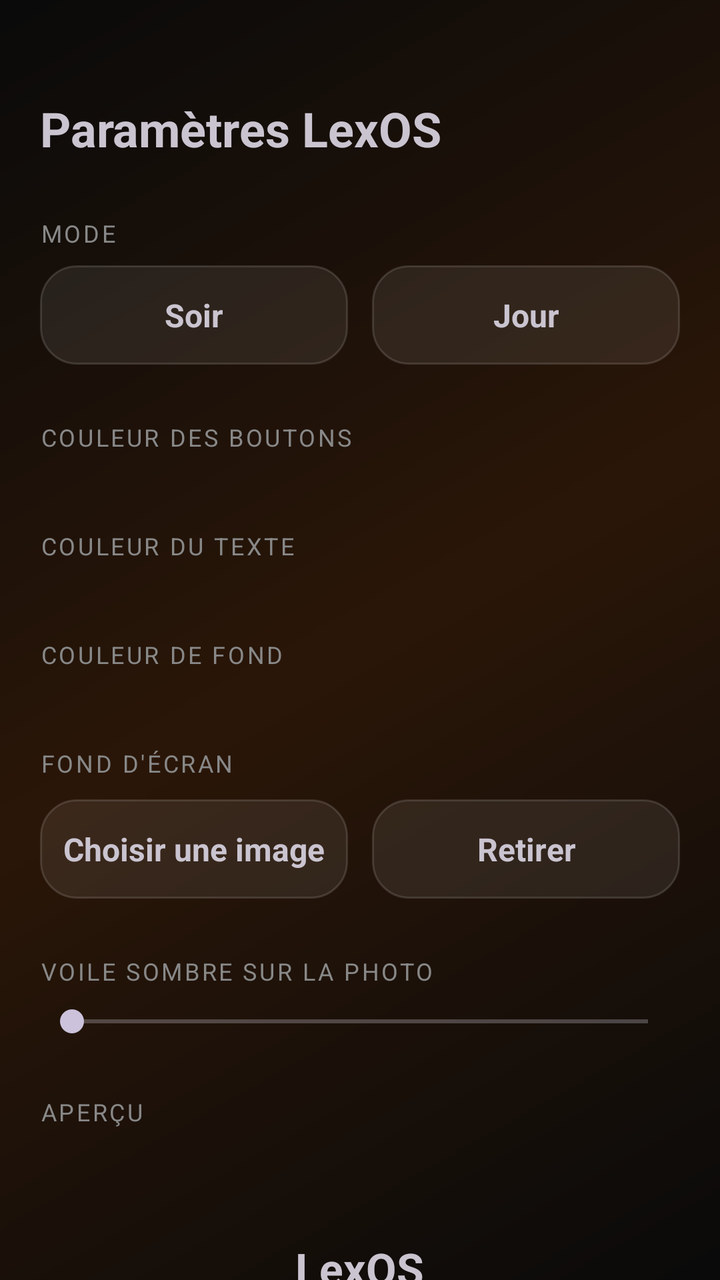
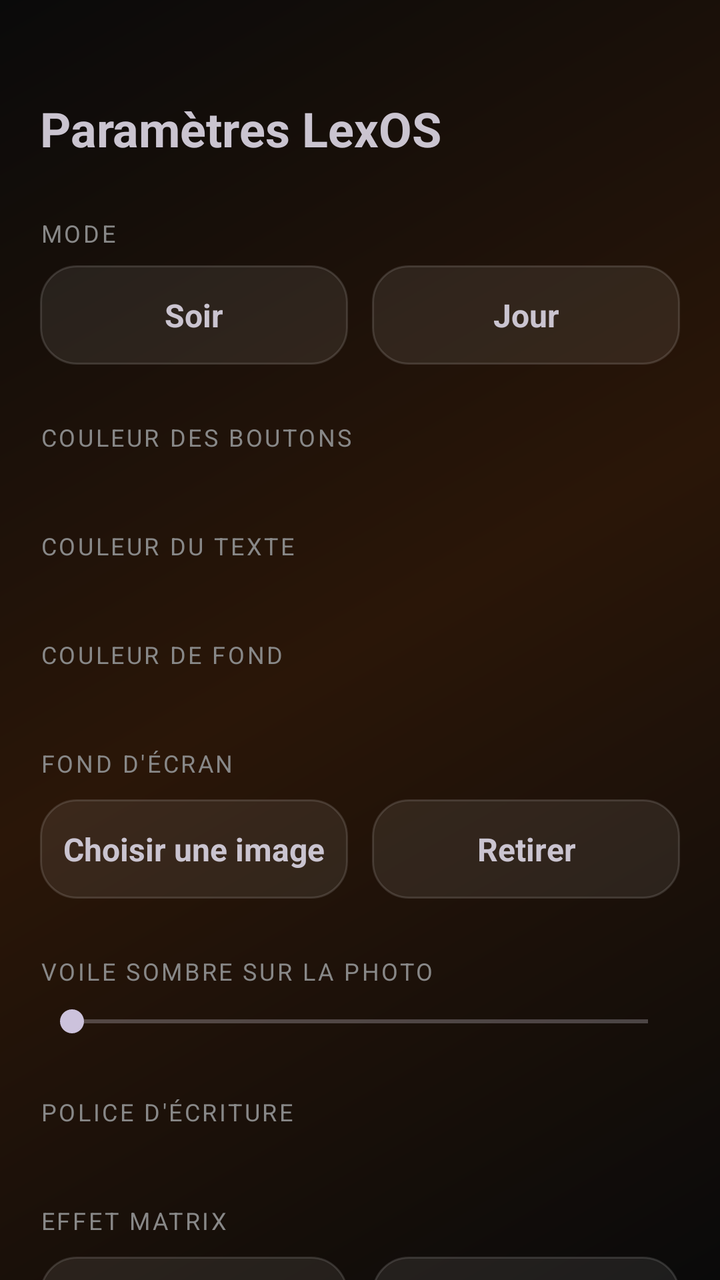

Compare the two renders of this Android layout. The source of the first and the diff that turns it into the second are given below.
<!-- AndroidManifest.xml: activity theme Theme.LexOS -->
<!-- res/layout/activity_settings.xml -->
<?xml version="1.0" encoding="utf-8"?>
<androidx.core.widget.NestedScrollView
    xmlns:android="http://schemas.android.com/apk/res/android"
    android:id="@+id/settingsRoot"
    android:layout_width="match_parent"
    android:layout_height="match_parent"
    android:fillViewport="true">

    <LinearLayout
        android:layout_width="match_parent"
        android:layout_height="wrap_content"
        android:orientation="vertical"
        android:paddingStart="20dp"
        android:paddingEnd="20dp"
        android:paddingTop="48dp"
        android:paddingBottom="48dp">

        <TextView
            android:id="@+id/settingsTitle"
            android:layout_width="wrap_content"
            android:layout_height="wrap_content"
            android:text="Paramètres LexOS"
            android:textSize="24sp"
            android:textStyle="bold" />

        
        <TextView
            android:id="@+id/lblMode"
            style="@style/SettingLabel"
            android:text="MODE" />

        <LinearLayout
            android:layout_width="match_parent"
            android:layout_height="wrap_content"
            android:orientation="horizontal"
            android:layout_marginTop="8dp">

            <TextView
                android:id="@+id/btnSoir"
                style="@style/ModeButton"
                android:text="Soir" />

            <Space
                android:layout_width="12dp"
                android:layout_height="1dp" />

            <TextView
                android:id="@+id/btnJour"
                style="@style/ModeButton"
                android:text="Jour" />
        </LinearLayout>

        
        <TextView
            android:id="@+id/lblAccent"
            style="@style/SettingLabel"
            android:text="COULEUR DES BOUTONS" />

        <LinearLayout
            android:id="@+id/accentRow"
            android:layout_width="match_parent"
            android:layout_height="wrap_content"
            android:orientation="horizontal"
            android:layout_marginTop="10dp" />

        
        <TextView
            android:id="@+id/lblText"
            style="@style/SettingLabel"
            android:text="COULEUR DU TEXTE" />

        <LinearLayout
            android:id="@+id/textRow"
            android:layout_width="match_parent"
            android:layout_height="wrap_content"
            android:orientation="horizontal"
            android:layout_marginTop="10dp" />

        
        <TextView
            android:id="@+id/lblBg"
            style="@style/SettingLabel"
            android:text="COULEUR DE FOND" />

        <LinearLayout
            android:id="@+id/bgRow"
            android:layout_width="match_parent"
            android:layout_height="wrap_content"
            android:orientation="horizontal"
            android:layout_marginTop="10dp" />

        
        <TextView
            android:id="@+id/lblWall"
            style="@style/SettingLabel"
            android:text="FOND D'ÉCRAN" />

        <LinearLayout
            android:layout_width="match_parent"
            android:layout_height="wrap_content"
            android:orientation="horizontal"
            android:layout_marginTop="10dp">

            <TextView
                android:id="@+id/btnPickImage"
                style="@style/ModeButton"
                android:text="Choisir une image" />

            <Space
                android:layout_width="12dp"
                android:layout_height="1dp" />

            <TextView
                android:id="@+id/btnClearImage"
                style="@style/ModeButton"
                android:text="Retirer" />
        </LinearLayout>

        <TextView
            android:id="@+id/lblDim"
            style="@style/SettingLabel"
            android:text="VOILE SOMBRE SUR LA PHOTO" />

        <SeekBar
            android:id="@+id/dimBar"
            android:layout_width="match_parent"
            android:layout_height="wrap_content"
            android:layout_marginTop="8dp"
            android:max="80" />

        
        <TextView
            android:id="@+id/lblPreview"
            style="@style/SettingLabel"
            android:text="APERÇU" />

        <FrameLayout
            android:id="@+id/previewCard"
            android:layout_width="match_parent"
            android:layout_height="120dp"
            android:layout_marginTop="10dp">

            <TextView
                android:id="@+id/previewText"
                android:layout_width="wrap_content"
                android:layout_height="wrap_content"
                android:layout_gravity="center"
                android:text="LexOS"
                android:textSize="22sp"
                android:textStyle="bold" />

            <TextView
                android:id="@+id/previewBtn"
                android:layout_width="wrap_content"
                android:layout_height="wrap_content"
                android:layout_gravity="bottom|center_horizontal"
                android:layout_marginBottom="14dp"
                android:paddingStart="28dp"
                android:paddingEnd="28dp"
                android:paddingTop="8dp"
                android:paddingBottom="8dp"
                android:text="Bouton"
                android:textStyle="bold" />
        </FrameLayout>

        <TextView
            android:id="@+id/btnReset"
            android:layout_width="wrap_content"
            android:layout_height="wrap_content"
            android:layout_gravity="center_horizontal"
            android:layout_marginTop="28dp"
            android:text="Réinitialiser le thème"
            android:textColor="@color/lexos_grey_dim"
            android:textSize="14sp"
            android:padding="8dp" />
    </LinearLayout>
</androidx.core.widget.NestedScrollView>
<!-- resources referenced by this layout -->
<resources>
  <color name="lexos_grey_dim">#888888</color>
  <style name="ModeButton">
          <item name="android:layout_width">0dp</item>
          <item name="android:layout_height">wrap_content</item>
          <item name="android:layout_weight">1</item>
          <item name="android:gravity">center</item>
          <item name="android:paddingTop">14dp</item>
          <item name="android:paddingBottom">14dp</item>
          <item name="android:textSize">16sp</item>
          <item name="android:textStyle">bold</item>
          <item name="android:background">@drawable/tile_app</item>
      </style>
  <style name="SettingLabel">
          <item name="android:layout_width">wrap_content</item>
          <item name="android:layout_height">wrap_content</item>
          <item name="android:layout_marginTop">28dp</item>
          <item name="android:textColor">@color/lexos_grey_dim</item>
          <item name="android:textSize">12sp</item>
          <item name="android:letterSpacing">0.1</item>
      </style>
  <style name="Theme.LexOS" parent="Theme.Material3.Dark.NoActionBar">
          <item name="android:windowBackground">@drawable/lexos_background</item>
          <item name="android:statusBarColor">@android:color/transparent</item>
          <item name="android:navigationBarColor">@android:color/transparent</item>
          <item name="android:windowLightStatusBar">false</item>
          <item name="colorPrimary">@color/lexos_orange</item>
          <item name="android:windowShowWallpaper">false</item>
      </style>
  <!-- drawable tile_app (drawable) -->
  <?xml version="1.0" encoding="utf-8"?>
  <shape xmlns:android="http://schemas.android.com/apk/res/android"
      android:shape="rectangle">
      <solid android:color="@color/tile_bg" />
      <stroke android:width="1dp" android:color="#22FFFFFF" />
      <corners android:radius="18dp" />
  </shape>
  <!-- drawable lexos_background (drawable) -->
  <?xml version="1.0" encoding="utf-8"?>
  <shape xmlns:android="http://schemas.android.com/apk/res/android"
      android:shape="rectangle">
      <gradient
          android:angle="135"
          android:startColor="@color/lexos_black"
          android:centerColor="@color/lexos_orange_dark"
          android:endColor="@color/lexos_black"
          android:type="linear" />
  </shape>
  <color name="lexos_orange">#FF6A00</color>
  <color name="tile_bg">#14FFFFFF</color>
  <color name="lexos_black">#0A0A0A</color>
  <color name="lexos_orange_dark">#2A1608</color>
</resources>

<!-- the commit's change to res/layout/activity_settings.xml (unified diff, before → after) -->
@@ -127,6 +127,46 @@
             android:layout_height="wrap_content"
             android:layout_marginTop="8dp"
             android:max="80" />
+
+        
+        <TextView
+            android:id="@+id/lblFont"
+            style="@style/SettingLabel"
+            android:text="POLICE D'ÉCRITURE" />
+
+        <LinearLayout
+            android:id="@+id/fontRow"
+            android:layout_width="match_parent"
+            android:layout_height="wrap_content"
+            android:orientation="vertical"
+            android:layout_marginTop="10dp" />
+
+        
+        <TextView
+            android:id="@+id/lblMatrix"
+            style="@style/SettingLabel"
+            android:text="EFFET MATRIX" />
+
+        <LinearLayout
+            android:layout_width="match_parent"
+            android:layout_height="wrap_content"
+            android:orientation="horizontal"
+            android:layout_marginTop="10dp">
+
+            <TextView
+                android:id="@+id/btnMatrixOn"
+                style="@style/ModeButton"
+                android:text="Activé" />
+
+            <Space
+                android:layout_width="12dp"
+                android:layout_height="1dp" />
+
+            <TextView
+                android:id="@+id/btnMatrixOff"
+                style="@style/ModeButton"
+                android:text="Désactivé" />
+        </LinearLayout>
 
         
         <TextView
